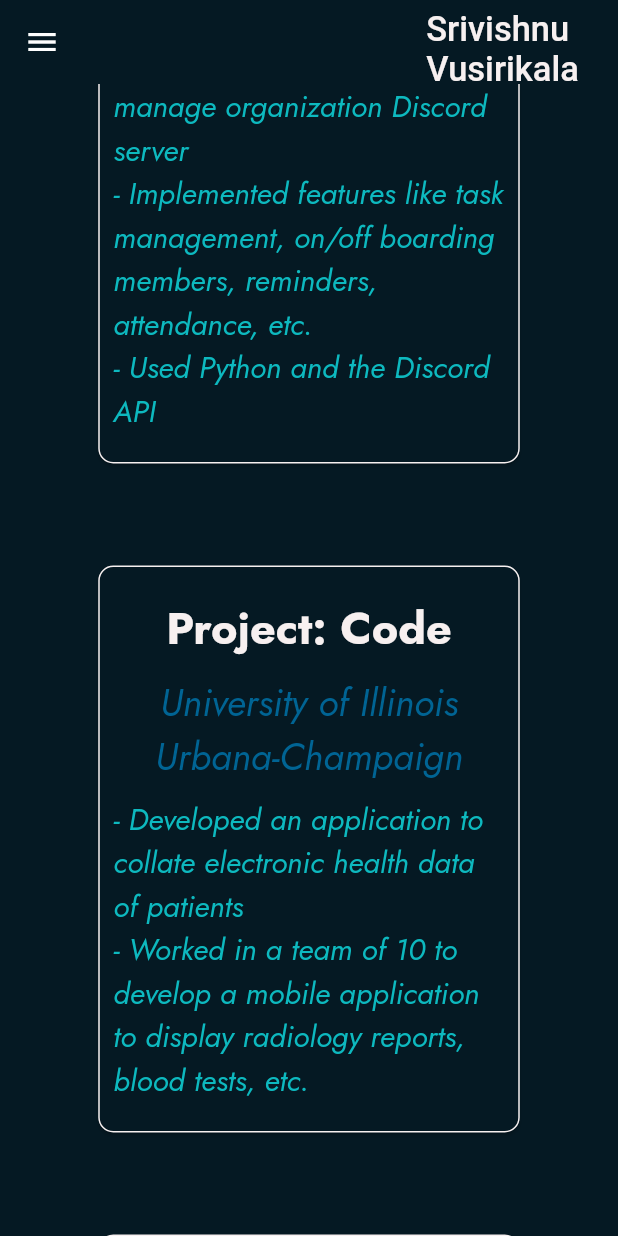
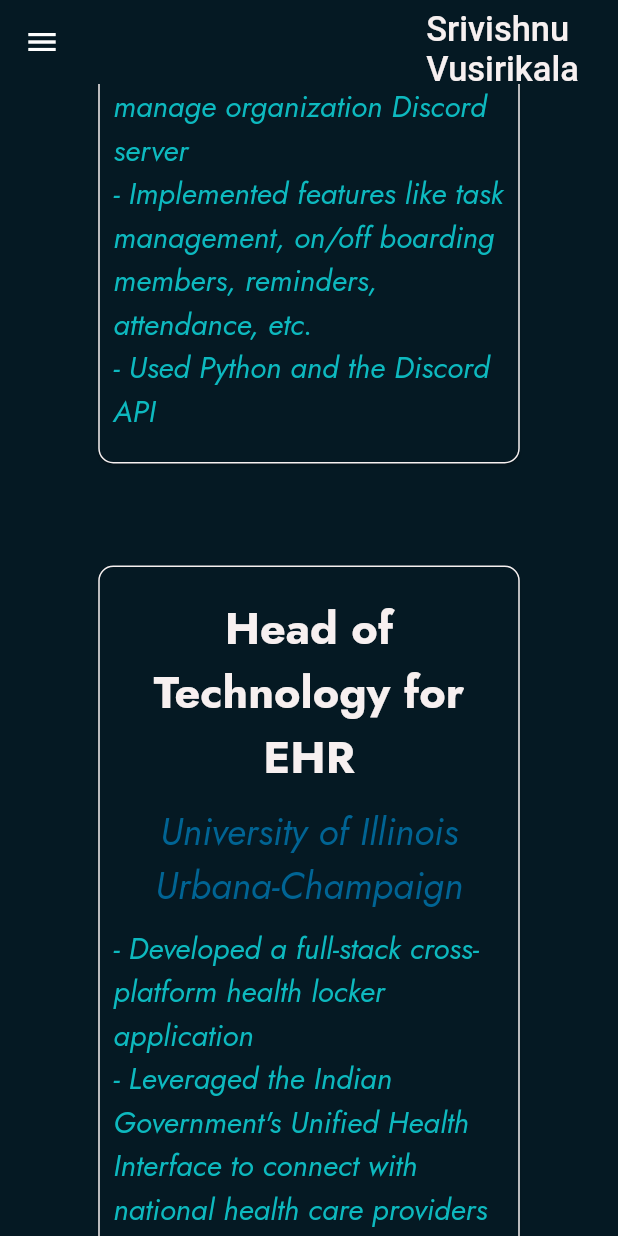
Before and after one commit to vsmart-06/portfolio-website, a Flutter app: the Organizations screen opened by its route, scrolled down 576 dp, on a phone screen of 412 x 824 dp. Run offline on Flutter 3.47's test engine with Material 3 defaults, Android fonts, the phone set to English and light mode, and no system bars; our stand-ins replace animated_text_kit, google_fonts; missing offline and left inert: dart:html; network calls fail.

Commit message:
Fixed a few more viewing errors

```diff
--- a/lib/pages/achievements_page.dart
+++ b/lib/pages/achievements_page.dart
@@ -41,6 +41,7 @@
                       Header(),
                       Row(
                         mainAxisAlignment: MainAxisAlignment.center,
+                        crossAxisAlignment: CrossAxisAlignment.start,
                         children: [
                           ItemCard(
                               heading: "Intuit Scholarship Program Winner",
@@ -59,6 +60,7 @@
                       ),
                       Row(
                           mainAxisAlignment: MainAxisAlignment.center,
+                          crossAxisAlignment: CrossAxisAlignment.start,
                           children: [
                             ItemCard(
                               heading:
@@ -79,6 +81,7 @@
                           ]),
                       Row(
                           mainAxisAlignment: MainAxisAlignment.center,
+                          crossAxisAlignment: CrossAxisAlignment.start,
                           children: [
                             ItemCard(
                               heading:
--- a/lib/pages/organizations_page.dart
+++ b/lib/pages/organizations_page.dart
@@ -41,6 +41,7 @@
                       Header(),
                       Row(
                         mainAxisAlignment: MainAxisAlignment.center,
+                        crossAxisAlignment: CrossAxisAlignment.start,
                         children: [
                           ItemCard(
                             heading: "Software Intern",
@@ -55,9 +56,9 @@
                             organization: "STEMist Education",
                           ),
                           ItemCard(
-                            heading: "Project: Code",
+                            heading: "Head of Technology for EHR",
                             subHeading:
-                                "- Developed an application to collate electronic health data of patients\n- Worked in a team of 10 to develop a mobile application to display radiology reports, blood tests, etc.",
+                                "- Developed a full-stack cross-platform health locker application\n- Leveraged the Indian Government's Unified Health Interface to connect with national health care providers\n- Led a team of 10 to develop a mobile application to display radiology reports, blood tests, etc.",
                             organization:
                                 "University of Illinois Urbana-Champaign",
                           ),
@@ -65,6 +66,7 @@
                       ),
                       Row(
                         mainAxisAlignment: MainAxisAlignment.center,
+                        crossAxisAlignment: CrossAxisAlignment.start,
                         children: [
                           ItemCard(
                             heading: "Math Club President",
@@ -73,13 +75,13 @@
                             organization: "Greenwood High International School",
                           ),
                           ItemCard(
-                            heading: "Head Of Technology",
+                            heading: "Head of Technology for IGNITE 2023",
                             subHeading:
                                 "- Developed the website for IGNITE 2023 (annual inter-school cultural fest) with 1300+ participants\n- Led a team of 4 to develop the website within 2 months\n- Coordinated with departments to get specific requirements",
                             organization: "Greenwood High International School",
                           ),
                           ItemCard(
-                            heading: "Undersecretary General Of Technology",
+                            heading: "Undersecretary General of Technology for GWHMUN 2023",
                             subHeading:
                                 "- Built the website for GWHMUN 2023, the largest inter-school MUN in Bangalore\n- Led a team of 4 to develop the website\n- Coordinated with school departments and organizing committee to get specific requirements",
                             organization: "Greenwood High International School",
@@ -88,9 +90,10 @@
                       ),
                       Row(
                         mainAxisAlignment: MainAxisAlignment.center,
+                        crossAxisAlignment: CrossAxisAlignment.start,
                         children: [
                           ItemCard(
-                            heading: "Co-founder Of Excel Core Robotics",
+                            heading: "Co-founder of Excel Core Robotics",
                             subHeading:
                                 "- Created a lesson to help students program and build robots\n- Taught motor control, sensing, and team building skills\n- Capstone project: robotic floor sweeper",
                             organization: "Excel Core Robotics",
@@ -135,9 +138,9 @@
                     organization: "STEMist Education",
                   ),
                   ItemCard(
-                    heading: "Project: Code",
+                    heading: "Head of Technology for EHR",
                     subHeading:
-                        "- Developed an application to collate electronic health data of patients\n- Worked in a team of 10 to develop a mobile application to display radiology reports, blood tests, etc.",
+                        "- Developed a full-stack cross-platform health locker application\n- Leveraged the Indian Government's Unified Health Interface to connect with national health care providers\n- Led a team of 10 to develop a mobile application to display radiology reports, blood tests, etc.",
                     organization: "University of Illinois Urbana-Champaign",
                   ),
                   ItemCard(
@@ -147,19 +150,19 @@
                     organization: "Greenwood High International School",
                   ),
                   ItemCard(
-                    heading: "Head Of Technology",
+                    heading: "Head of Technology for IGNITE 2023",
                     subHeading:
                         "- Developed the website for IGNITE 2023 (annual inter-school cultural fest) with 1300+ participants\n- Led a team of 4 to develop the website within 2 months\n- Coordinated with departments to get specific requirements",
                     organization: "Greenwood High International School",
                   ),
                   ItemCard(
-                    heading: "Undersecretary General Of Technology",
+                    heading: "Undersecretary General of Technology for GWHMUN 2023",
                     subHeading:
                         "- Built the website for GWHMUN 2023, the largest inter-school MUN in Bangalore\n- Led a team of 4 to develop the website\n- Coordinated with school departments and organizing committee to get specific requirements",
                     organization: "Greenwood High International School",
                   ),
                   ItemCard(
-                    heading: "Co-founder Of Excel Core Robotics",
+                    heading: "Co-founder of Excel Core Robotics",
                     subHeading:
                         "- Created a lesson to help students program and build robots\n- Taught motor control, sensing, and team building skills\n- Capstone project: robotic floor sweeper",
                     organization: "Excel Core Robotics",
--- a/lib/widgets/item_card.dart
+++ b/lib/widgets/item_card.dart
@@ -62,11 +62,13 @@
               onEnter: (event) => hoverAnimation(true),
               onHover: (event) => hoverAnimation(true),
               onExit: (event) => hoverAnimation(false),
-              child: SizedBox(
+              child: Container(
                   width: MediaQuery.of(context).size.width * 0.25,
-                  height: widget.organization == null
+                  constraints: BoxConstraints(
+                    minHeight: widget.organization == null
                       ? MediaQuery.of(context).size.height * 0.6
-                      : MediaQuery.of(context).size.height * 0.7,
+                      : MediaQuery.of(context).size.height * 0.8,
+                  ),
                   child: Padding(
                       padding: const EdgeInsets.all(10.0),
                       child: Card(
@@ -129,10 +131,7 @@
                 hoverAnimation(press);
               }),
               child: SizedBox(
-                width: MediaQuery.of(context).size.width *
-                    (MediaQuery.of(context).orientation == Orientation.landscape
-                        ? 0.25
-                        : 0.75),
+                width: MediaQuery.of(context).size.width * 0.75,
                 child: Padding(
                   padding: const EdgeInsets.all(10.0),
                   child: Card(
```
